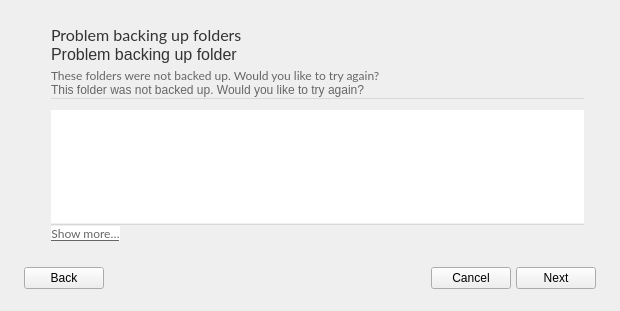
Before: the Qt Designer form src/MEGASync/gui/macx/BackupsWizard.ui in meganz/MEGAsync, drawn with Qt 5.
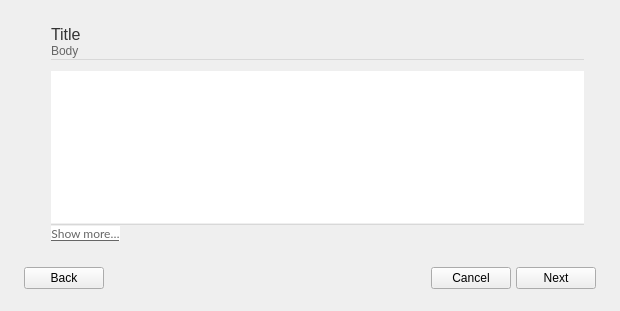
After: the same form once the commit is applied. Icons and pictures are not drawn.

Commit message: SNC-2656. Backups warning messages

What changed in the file:
```diff
--- a/src/MEGASync/gui/macx/BackupsWizard.ui
+++ b/src/MEGASync/gui/macx/BackupsWizard.ui
@@ -9,8 +9,8 @@
    <rect>
     <x>0</x>
     <y>0</y>
-    <width>620</width>
-    <height>375</height>
+    <width>600</width>
+    <height>364</height>
    </rect>
   </property>
   <property name="sizePolicy">
@@ -1082,25 +1082,6 @@
          <property name="bottomMargin">
           <number>0</number>
          </property>
-         <item alignment="Qt::AlignLeft|Qt::AlignTop">
-          <widget class="QLabel" name="lErrorTitlePlural">
-           <property name="font">
-            <font>
-             <family>Lato</family>
-             <pointsize>-1</pointsize>
-            </font>
-           </property>
-           <property name="styleSheet">
-            <string notr="true">*{
-font-size:16px;
-color:#333333;
-}</string>
-           </property>
-           <property name="text">
-            <string>Problem backing up folders</string>
-           </property>
-          </widget>
-         </item>
          <item>
           <widget class="QLabel" name="lErrorTitleSingular">
            <property name="styleSheet">
@@ -1110,52 +1091,19 @@
 }</string>
            </property>
            <property name="text">
-            <string>Problem backing up folder</string>
+            <string>Title</string>
            </property>
           </widget>
          </item>
          <item>
-          <spacer name="verticalSpacer">
-           <property name="orientation">
-            <enum>Qt::Vertical</enum>
-           </property>
-           <property name="sizeType">
-            <enum>QSizePolicy::Fixed</enum>
-           </property>
-           <property name="sizeHint" stdset="0">
-            <size>
-             <width>20</width>
-             <height>4</height>
-            </size>
-           </property>
-          </spacer>
-         </item>
-         <item alignment="Qt::AlignLeft|Qt::AlignTop">
-          <widget class="QLabel" name="lErrorTextPlural">
-           <property name="font">
-            <font>
-             <family>Lato</family>
-            </font>
-           </property>
+          <widget class="QLabel" name="lErrorText">
            <property name="styleSheet">
             <string notr="true">*{
 color:#666666;
 }</string>
            </property>
            <property name="text">
-            <string>These folders were not backed up. Would you like to try again?</string>
-           </property>
-          </widget>
-         </item>
-         <item>
-          <widget class="QLabel" name="lErrorTextSingular">
-           <property name="styleSheet">
-            <string notr="true">*{
-color:#666666;
-}</string>
-           </property>
-           <property name="text">
-            <string>This folder was not backed up. Would you like to try again?</string>
+            <string>Body</string>
            </property>
           </widget>
          </item>
```
Left out of the diff: 21 changed lines with no effect on the pictures. The commit also changes 11 other files.
